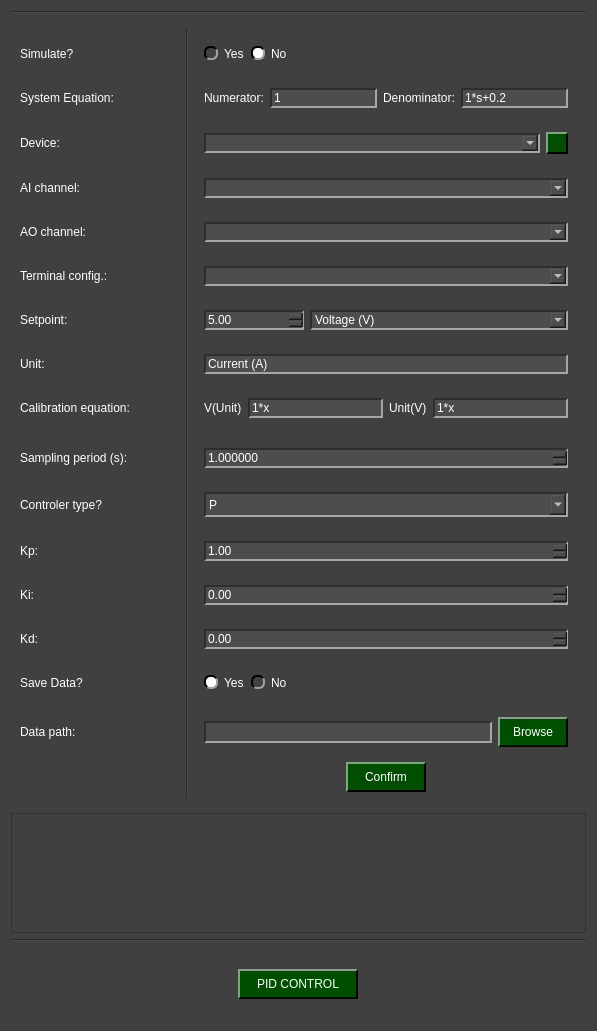
Old version of the form pydaq/uis/PyDAQ_pid_control_NIDAQ_widget.ui in the repository samirmartins/pydaq.
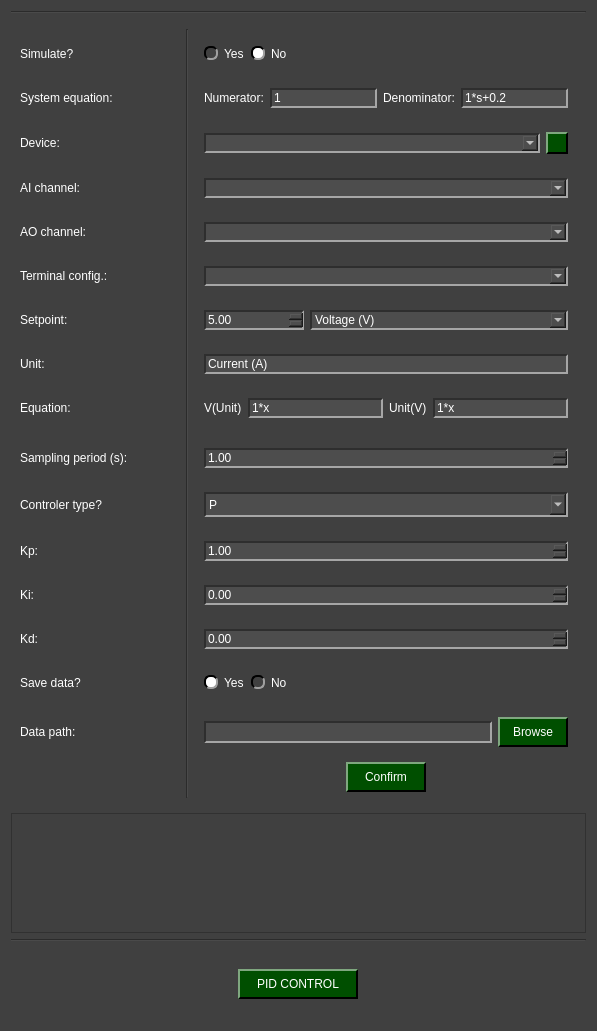
New version of the form. Icons and pictures are not drawn.

Commit message: adding images in pid control

Patch:
```diff
--- a/pydaq/uis/PyDAQ_pid_control_NIDAQ_widget.ui
+++ b/pydaq/uis/PyDAQ_pid_control_NIDAQ_widget.ui
@@ -447,7 +447,7 @@
       <item row="16" column="0">
        <widget class="QLabel" name="label_save">
         <property name="text">
-         <string>Save Data?</string>
+         <string>Save data?</string>
         </property>
        </widget>
       </item>
@@ -456,9 +456,6 @@
         <layout class="QHBoxLayout" name="horizontalLayout_8">
          <item>
           <widget class="QDoubleSpinBox" name="doubleSpinBox_period">
-           <property name="decimals">
-            <number>6</number>
-           </property>
            <property name="maximum">
             <double>9999999.000000000000000</double>
            </property>
@@ -926,7 +923,7 @@
          <string>&lt;html&gt;&lt;head/&gt;&lt;body&gt;&lt;p&gt;&lt;span style=&quot; font-size:14pt;&quot;&gt;The equation should be written in the form: Ax²+Bx+C&lt;/span&gt;&lt;/p&gt;&lt;/body&gt;&lt;/html&gt;</string>
         </property>
         <property name="text">
-         <string>Calibration equation:</string>
+         <string>Equation:</string>
         </property>
        </widget>
       </item>
@@ -996,7 +993,7 @@
       <item row="2" column="0">
        <widget class="QLabel" name="label_system_equation">
         <property name="text">
-         <string>System Equation:</string>
+         <string>System equation:</string>
         </property>
        </widget>
       </item>
```
The commit also changes 11 other files.
